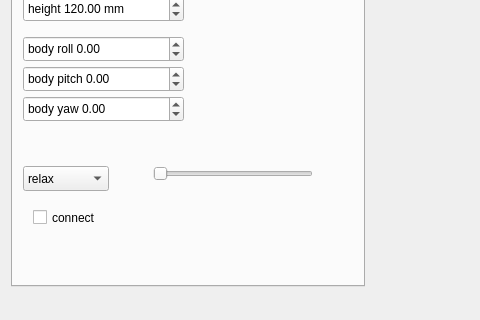
Above: Programs/Simulator/mainwindow.ui from simonfrey-zz/enut before the change; both pictures show x 0 to 480 and y 218 to 538 of the 735 by 538 pixel window. Below: the same form after it.
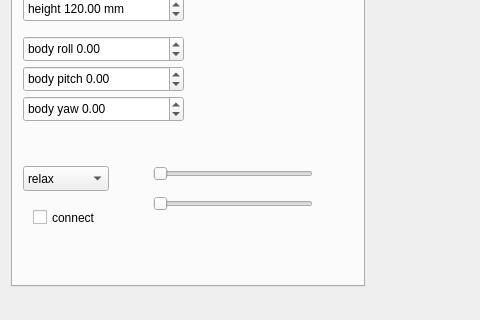
That is the form after the change. Custom widgets are drawn as their Qt base class.

Commit message: correct gait, add speed

What changed in the file:
```diff
--- a/Programs/Simulator/mainwindow.ui
+++ b/Programs/Simulator/mainwindow.ui
@@ -349,6 +349,22 @@
            <enum>Qt::Horizontal</enum>
           </property>
          </widget>
+         <widget class="QSlider" name="gait_speed">
+          <property name="geometry">
+           <rect>
+            <x>140</x>
+            <y>360</y>
+            <width>160</width>
+            <height>16</height>
+           </rect>
+          </property>
+          <property name="maximum">
+           <number>100</number>
+          </property>
+          <property name="orientation">
+           <enum>Qt::Horizontal</enum>
+          </property>
+         </widget>
         </widget>
         <widget class="QWidget" name="tab_2">
          <attribute name="title">
```
The commit also changes 6 other files.
